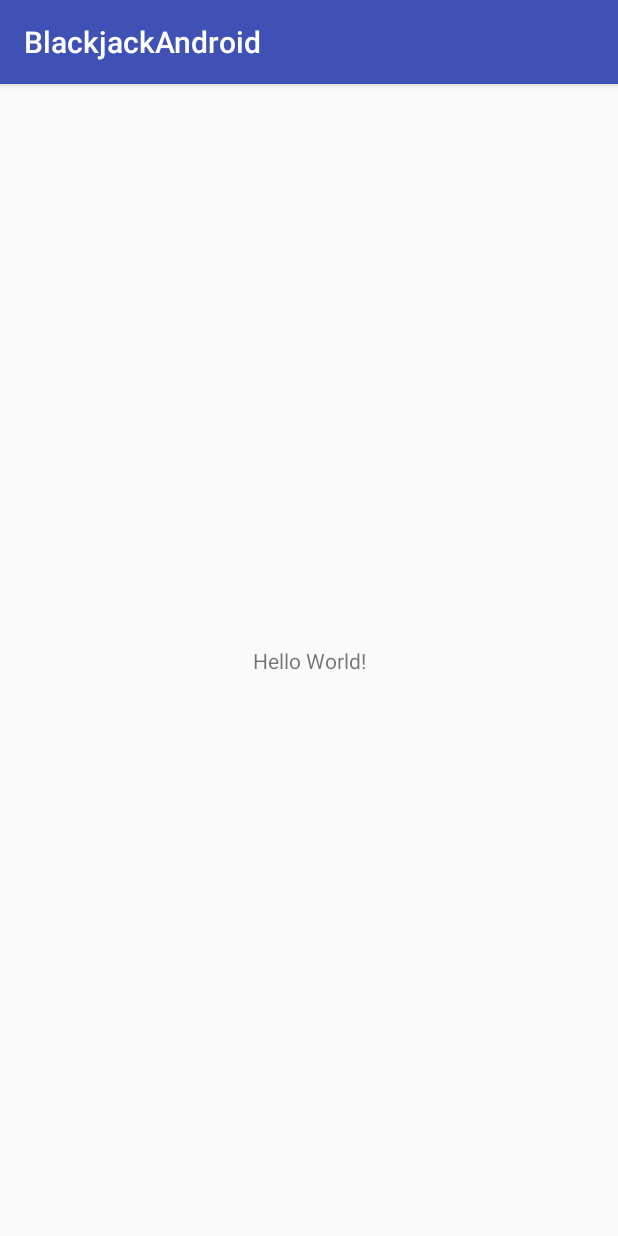
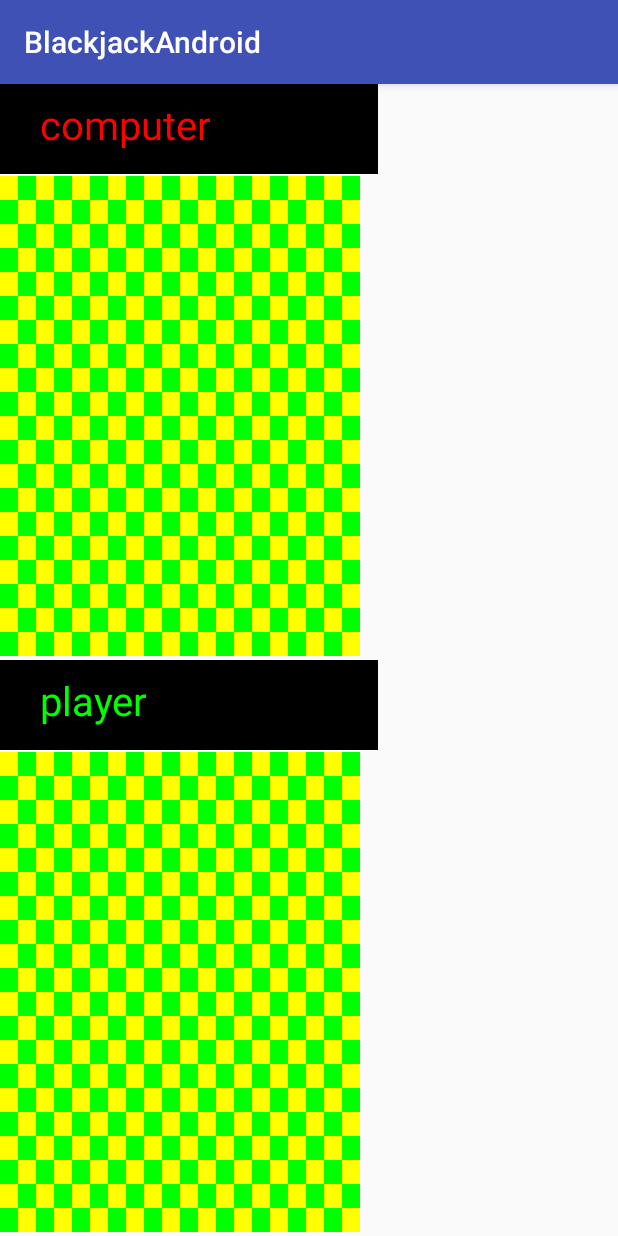
Before and after one commit to zoolu-got-rhythm/android-blackjack-vs-the-world, an Android app: the screen it shows after launch (MainActivity), on a phone screen of 412 x 824 dp. Run offline under Robolectric (Android 15) with nearby library versions, the phone set to English and light mode, and no system bars.

Commit message:
have basic card views working

```diff
--- /dev/null
+++ b/app/src/main/java/com/example/slurp/blackjackandroid/view/BoardCanvasView.java
@@ -0,0 +1,180 @@
+package com.example.slurp.blackjackandroid.view;
+
+import android.content.Context;
+import android.graphics.Color;
+import android.graphics.Paint;
+import android.graphics.Point;
+import android.graphics.Rect;
+import android.util.Log;
+import android.view.View;
+import android.view.ViewGroup;
+
+import com.example.slurp.blackjackandroid.model.blackjack.Game;
+
+import java.util.Observable;
+import java.util.Observer;
+
+public class BoardCanvasView extends View implements Observer {
+    private Game currentGameState;
+    private android.os.Handler mHandler;
+    private Paint mPaint;
+    private int width, height;
+    private String playerName;
+
+    public BoardCanvasView(Context context, String playerName, int width, int height) {
+        super(context);
+        this.mHandler = new android.os.Handler();
+
+        this.playerName = playerName;
+        this.width = width;
+        this.height = height;
+
+
+
+        ViewGroup.LayoutParams layoutParams = new ViewGroup.LayoutParams(this.width,
+                this.height);
+
+        this.setLayoutParams(layoutParams);
+//        this.setBackgroundColor(Color.BLACK);
+
+//        this.mPaint = new Paint();
+//        this.mPaint.setColor(Color.GREEN);
+
+//        this.mPaint.setStrokeWidth(16f);
+//        this.mPaint.setStyle(Paint.Style.STROKE);
+
+    }
+
+    @Override
+    protected void onDraw(android.graphics.Canvas canvas) {
+        // draw
+//            canvas.drawCircle(tap.getPoint().x, tap.getPoint().y, tap.getCurrentRadius(), this.mPaint);
+
+        final int offsetFromTop = 90;
+
+        Paint mBackgroundTilePaint = new Paint();
+        int squareSizeX = this.width;
+        int squareSizeY = this.height - offsetFromTop + 2;
+        squareSizeX = squareSizeX / 20;
+        squareSizeY = squareSizeY / 20;
+
+        for(int i = 0; i < 20; i++){
+            for(int j = 0; j < 20; j++){
+                if(j % 2 == 0){
+                    mBackgroundTilePaint.setColor(i % 2 == 0 ? Color.YELLOW: Color.GREEN);
+                }else{
+                    mBackgroundTilePaint.setColor(i % 2 == 0 ? Color.GREEN : Color.YELLOW);
+                }
+                canvas.drawRect(new Rect(i * squareSizeX,
+                                j * (squareSizeY) + (offsetFromTop + 2), (i * squareSizeX) + squareSizeX,
+                                (j * squareSizeY) + squareSizeY + (offsetFromTop + 2)),
+                        mBackgroundTilePaint);
+            }
+        }
+
+        Paint playerNamePaint = new Paint();
+        playerNamePaint.setColor(Color.BLACK);
+        canvas.drawRect(new Rect(0, 0, this.width, offsetFromTop), playerNamePaint);
+
+        Paint playerTextPaint = new Paint();
+
+        playerTextPaint.setColor(this.playerName.toLowerCase().equals("player") ? Color.GREEN : Color.RED);
+        playerTextPaint.setTextSize(40);
+        canvas.drawText(this.playerName, 40, (offsetFromTop / 2) + 11.25f, playerTextPaint);
+
+
+
+
+
+//        Paint redPaint = new Paint();
+//        redPaint.setColor(Color.RED);
+//        Point apple = this.currentGameState.getCurrentApple() != null ?
+//                this.currentGameState.getCurrentApple().getPos() : null;
+
+
+//        if(apple != null)
+//            canvas.drawRect(new Rect(apple.x * squareSize,
+//                    apple.y * squareSize, (apple.x * squareSize) + squareSize - 2,
+//                    (apple.y * squareSize) + squareSize - 2), redPaint);
+//
+//
+//        for (Point p : this.currentGameState.getPlayerSnake().getHeadAndBody()) {
+//
+//            if(this.currentGameState.getPlayerSnake().getHeadAndBody().indexOf(p) == 0){
+//                Paint snakeHeadPaint = new Paint();
+//                snakeHeadPaint.setColor(getResources().getColor(R.color.purple));
+//                canvas.drawRect(new Rect(p.x * squareSize,
+//                                p.y * squareSize, (p.x * squareSize) + squareSize - 2,
+//                                (p.y * squareSize) + squareSize -2),
+//                        snakeHeadPaint);
+//
+//            }else{
+//                canvas.drawRect(new Rect(p.x * squareSize,
+//                                p.y * squareSize, (p.x * squareSize) + squareSize - 2,
+//                                (p.y * squareSize) + squareSize - 2),
+//                        this.mPaint);
+//            }
+//        }
+//
+//        if(currentGameState.getGameOver()) {
+//
+//            String gameOver = "GAME OVER";
+//            String tapScreenToPlayAgain = "tap screen to play again";
+//
+//            Paint gameOverPaint = new Paint();
+//            gameOverPaint.setTextSize(100f);
+//            gameOverPaint.setColor(Color.RED);
+//            gameOverPaint.setStyle(Paint.Style.FILL);
+//
+//            Paint tapScreenPaint = new Paint();
+//            tapScreenPaint.setTextSize(50f);
+//            tapScreenPaint.setColor(Color.GREEN);
+//            tapScreenPaint.setStyle(Paint.Style.FILL);
+//
+//            Rect resultGameOver = new Rect();
+//            Rect resultTapScreenToPlayAgain = new Rect();
+//
+//
+//            gameOverPaint.getTextBounds(gameOver, 0, gameOver.length(), resultGameOver);
+//
+//            tapScreenPaint.getTextBounds(tapScreenToPlayAgain, 0, tapScreenToPlayAgain.length(),
+//                    resultTapScreenToPlayAgain);
+//
+//
+//            canvas.drawText(gameOver, (width / 2) - resultGameOver.width() / 2,
+//                    (height / 2) + resultGameOver.height() / 2, gameOverPaint);
+//
+//            canvas.drawText(tapScreenToPlayAgain, (width / 2) - resultTapScreenToPlayAgain.width() / 2,
+//                    ((height / 2) + resultTapScreenToPlayAgain.height() / 2)
+//                            + resultGameOver.height(), tapScreenPaint);
+//
+//
+//        }
+
+
+        super.onDraw(canvas);
+    }
+
+    @Override
+    public void update(Observable observable, Object o) {
+        this.currentGameState = (Game) observable;
+
+        this.mHandler.post(new Runnable() {
+            @Override
+            public void run() {
+                // runOnUiThread
+                invalidate();
+            }
+        });
+    }
+
+    @Override
+    protected void onAttachedToWindow() {
+        super.onAttachedToWindow();
+    }
+
+    @Override
+    protected void onDetachedFromWindow() {
+        super.onDetachedFromWindow();
+    }
+}
--- a/app/src/main/java/com/example/slurp/blackjackandroid/view/MainActivity.java
+++ b/app/src/main/java/com/example/slurp/blackjackandroid/view/MainActivity.java
@@ -1,17 +1,79 @@
 package com.example.slurp.blackjackandroid.view;
 
+import android.content.Context;
+import android.content.res.TypedArray;
+import android.graphics.Point;
 import android.support.v7.app.AppCompatActivity;
 import android.os.Bundle;
+import android.util.DisplayMetrics;
+import android.util.Log;
+import android.util.TypedValue;
+import android.view.Display;
+import android.view.ViewTreeObserver;
+import android.widget.LinearLayout;
 
 import com.example.slurp.blackjackandroid.R;
+import com.example.slurp.blackjackandroid.model.blackjack.Game;
 
 public class MainActivity extends AppCompatActivity {
 
-
+    Game model;
 
     @Override
     protected void onCreate(Bundle savedInstanceState) {
         super.onCreate(savedInstanceState);
         setContentView(R.layout.activity_main);
+
+//        Display display = getWindowManager().getDefaultDisplay();
+//        Point size = new Point();
+//        display.getSize(size);
+//        int width = size.x;
+//        int height = size.y;
+
+        final LinearLayout root = findViewById(R.id.root);
+
+
+
+        ViewTreeObserver vto = root.getViewTreeObserver();
+        vto.addOnGlobalLayoutListener(new ViewTreeObserver.OnGlobalLayoutListener() {
+
+            @Override
+            public void onGlobalLayout() {
+                //remove listener to ensure only one call is made.
+                root.getViewTreeObserver().removeGlobalOnLayoutListener(this);
+                int h = root.getHeight();
+                int w = root.getWidth();
+
+                BoardCanvasView boardCanvasViewComputer = new BoardCanvasView(getApplicationContext(), "computer", w - 240, h / 2);
+                BoardCanvasView boardCanvasViewPlayer = new BoardCanvasView(getApplicationContext(), "player", w - 240, h / 2);
+                root.addView(boardCanvasViewComputer);
+                root.addView(boardCanvasViewPlayer);
+
+                //make use of height and width
+            }
+
+        });
+
+
+
+
+//        Log.d("action bar height", Integer.toString(getActionBarHeight(getApplicationContext())));
     }
+
+    public int getStatusBarHeight() {
+        int result = 0;
+        int resourceId = getResources().getIdentifier("status_bar_height", "dimen", "android");
+        if (resourceId > 0) {
+            result = getResources().getDimensionPixelSize(resourceId);
+        }
+        return result;
+    }
+
+//    public static int getActionBarHeight(Context context) {
+//        int[] textSizeAttr = new int[]{R.attr.actionBarSize};
+//        TypedArray a = context.obtainStyledAttributes(new TypedValue().data,  textSizeAttr);
+//        int height = a.getDimensionPixelSize(0, 0);
+//        a.recycle();
+//        return height;
+//    }
 }
--- a/app/src/main/res/layout/activity_main.xml
+++ b/app/src/main/res/layout/activity_main.xml
@@ -1,18 +1,12 @@
 <?xml version="1.0" encoding="utf-8"?>
-<android.support.constraint.ConstraintLayout xmlns:android="http://schemas.android.com/apk/res/android"
+<LinearLayout xmlns:android="http://schemas.android.com/apk/res/android"
     xmlns:app="http://schemas.android.com/apk/res-auto"
     xmlns:tools="http://schemas.android.com/tools"
+    android:id="@+id/root"
     android:layout_width="match_parent"
     android:layout_height="match_parent"
-    tools:context=".view.MainActivity">
+    tools:context=".view.MainActivity"
+    android:orientation="vertical">
 
-    <TextView
-        android:layout_width="wrap_content"
-        android:layout_height="wrap_content"
-        android:text="Hello World!"
-        app:layout_constraintBottom_toBottomOf="parent"
-        app:layout_constraintLeft_toLeftOf="parent"
-        app:layout_constraintRight_toRightOf="parent"
-        app:layout_constraintTop_toTopOf="parent" />
 
-</android.support.constraint.ConstraintLayout>
+</LinearLayout>
```
Also changed, not shown: app/src/main/java/com/example/slurp/blackjackandroid/controller/Controller.java (+27 -61 lines).
